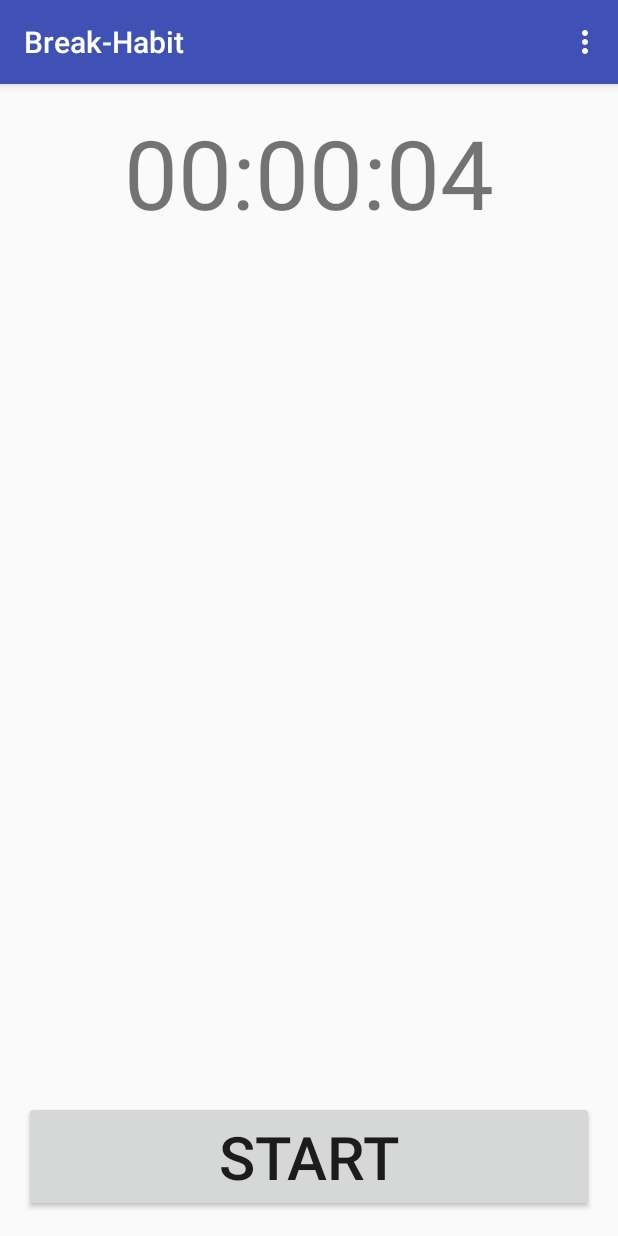
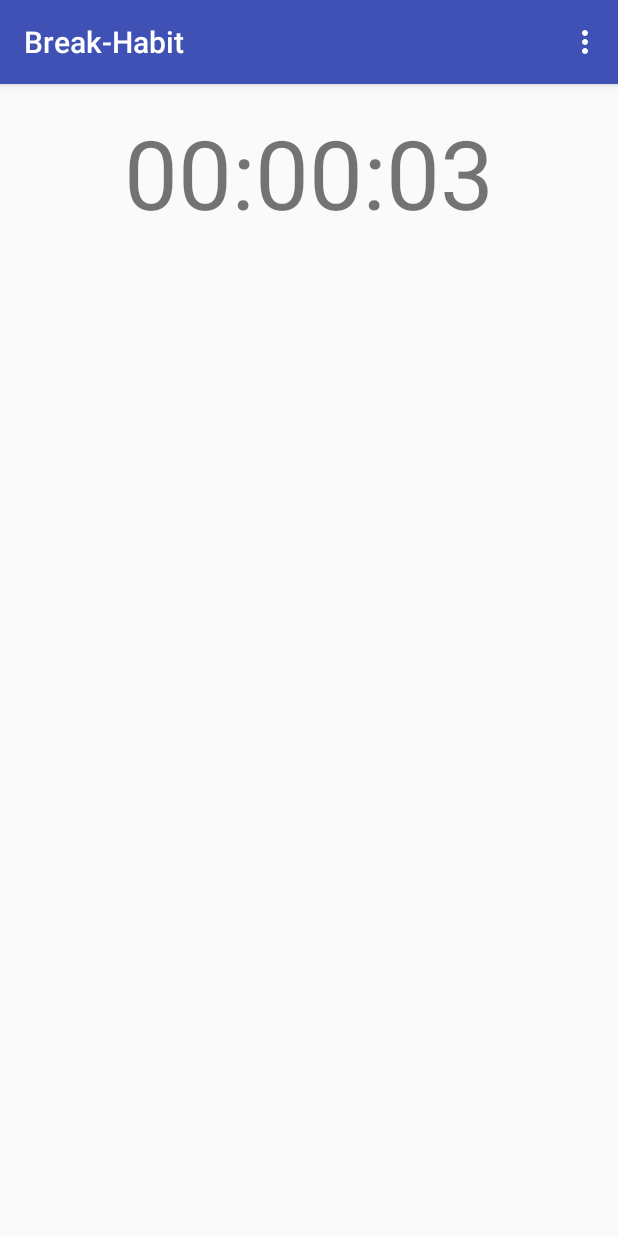
Before and after one commit to SpookyLobster/Break-Habit, an Android app: the screen it shows after launch (MainActivity), after a tap on "START", on a phone screen of 412 x 824 dp. Run offline under Robolectric (Android 15) with nearby library versions, the phone set to English and light mode, and no system bars.

Commit message:
One instance of timer only

```diff
--- a/Break-Habit/app/src/main/java/spookylobster/break_habit/MainActivity.java
+++ b/Break-Habit/app/src/main/java/spookylobster/break_habit/MainActivity.java
@@ -87,6 +87,7 @@ public class MainActivity extends AppCompatActivity {
         startbutton.setOnClickListener(new View.OnClickListener() {
             @Override
             public void onClick(View v) {
+                v.setVisibility(View.INVISIBLE);
                 timer.start();
             }
         });
@@ -192,6 +193,7 @@ public class MainActivity extends AppCompatActivity {
         if(requestCode == 0) {
             System.out.print("Stopped");
             r.stop();
+            startbutton.setVisibility(View.VISIBLE);
             actionList.setVisibility(View.INVISIBLE);
         }
 
```
